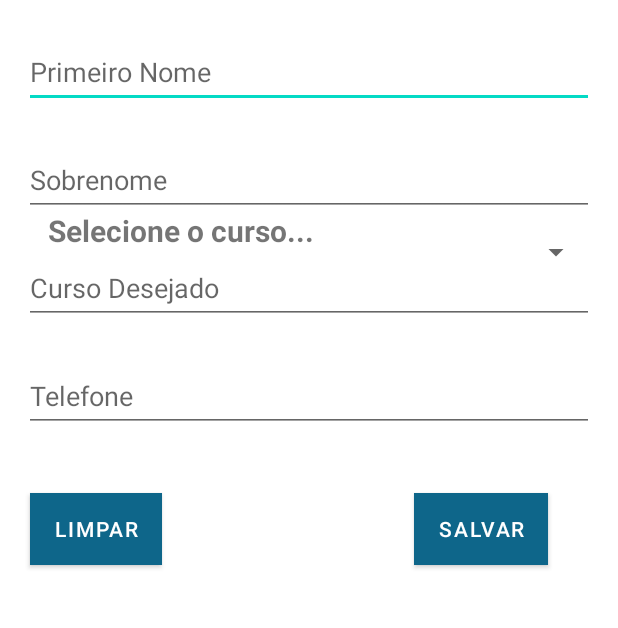
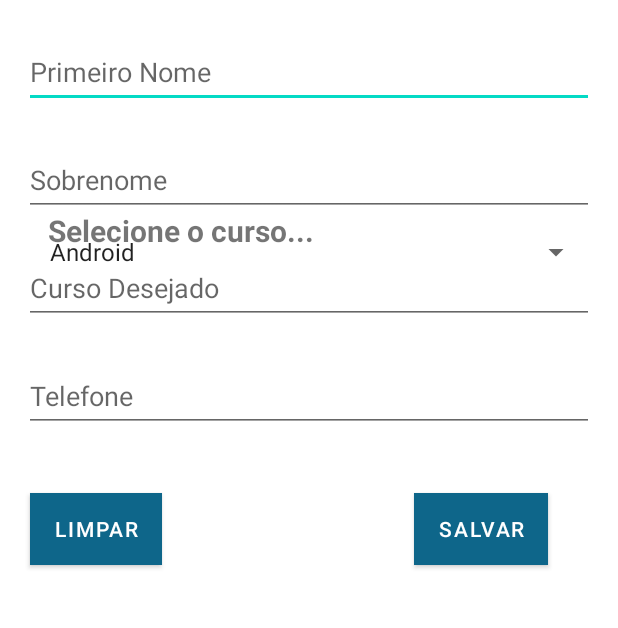
Before and after one commit to anamux/AppAppListaCursoUdemy, an Android app: the screen it shows after launch (MainActivity), on a phone screen of 412 x 824 dp, the part 161-789 px from its top. Run offline under Robolectric (Android 15) with nearby library versions, the phone set to English and light mode, and no system bars.

Commit message:
Implementação do adapter para o Spinner.

```diff
--- a/app/src/main/java/com/anamuxfeldt/applista/view/MainActivity.java
+++ b/app/src/main/java/com/anamuxfeldt/applista/view/MainActivity.java
@@ -2,17 +2,17 @@ package com.anamuxfeldt.applista.view;
 
 import androidx.appcompat.app.AppCompatActivity;
 
-import android.content.SharedPreferences;
 import android.os.Bundle;
 import android.view.View;
+import android.widget.ArrayAdapter;
 import android.widget.Button;
 import android.widget.EditText;
+import android.widget.Spinner;
 import android.widget.Toast;
 
 import com.anamuxfeldt.applista.R;
 import com.anamuxfeldt.applista.controller.CursoController;
 import com.anamuxfeldt.applista.controller.PessoaController;
-import com.anamuxfeldt.applista.model.Curso;
 import com.anamuxfeldt.applista.model.Pessoa;
 
 import java.util.List;
@@ -23,9 +23,12 @@ public class MainActivity extends AppCompatActivity {
     CursoController cursoController;
 
     Pessoa pessoa;
-    List<Curso> listaDeCursos;
+    List<String> nomesDosCursos;
     EditText txtNome, txtSobrenome, txtCurso, txtTelefone;
     Button btnLimpar, btnSalvar, btnFinalizar;
+
+    Spinner spinner;
+
 
     @Override
     protected void onCreate(Bundle savedInstanceState) {
@@ -37,23 +40,30 @@ public class MainActivity extends AppCompatActivity {
 
         cursoController = new CursoController();
         cursoController.getlistaDeCursos();
-        listaDeCursos = cursoController.getlistaDeCursos();
+        nomesDosCursos = cursoController.dadosParaSpinner();
 
         pessoa = new Pessoa();
         controller.buscar(pessoa);
+
         txtNome = findViewById(R.id.txtNome);
         txtSobrenome = findViewById(R.id.txtSobrenome);
         txtCurso = findViewById(R.id.txtCurso);
         txtTelefone = findViewById(R.id.txtTelefone);
+        spinner = findViewById(R.id.spinner2);
 
         btnLimpar = findViewById(R.id.btnLimpar);
         btnSalvar = findViewById(R.id.btnSalvar);
         btnFinalizar = findViewById(R.id.btnFinalizar);
 
-        txtNome.setText(pessoa.getPrimeiroNome());
-        txtSobrenome.setText(pessoa.getSobrenome());
-        txtCurso.setText(pessoa.getCurso());
-        txtTelefone.setText(pessoa.getTelefone());
+//Adaper , Layout, injetar o adapter ao spinner para gerar a lista
+
+        ArrayAdapter<String> adapter = new ArrayAdapter<>(
+                this, android.R.layout.simple_list_item_1, cursoController.dadosParaSpinner());
+
+        adapter.setDropDownViewResource(android.R.layout.simple_list_item_1);
+
+        spinner.setAdapter(adapter);
+
 
         btnLimpar.setOnClickListener(new View.OnClickListener() {
             @Override
```
